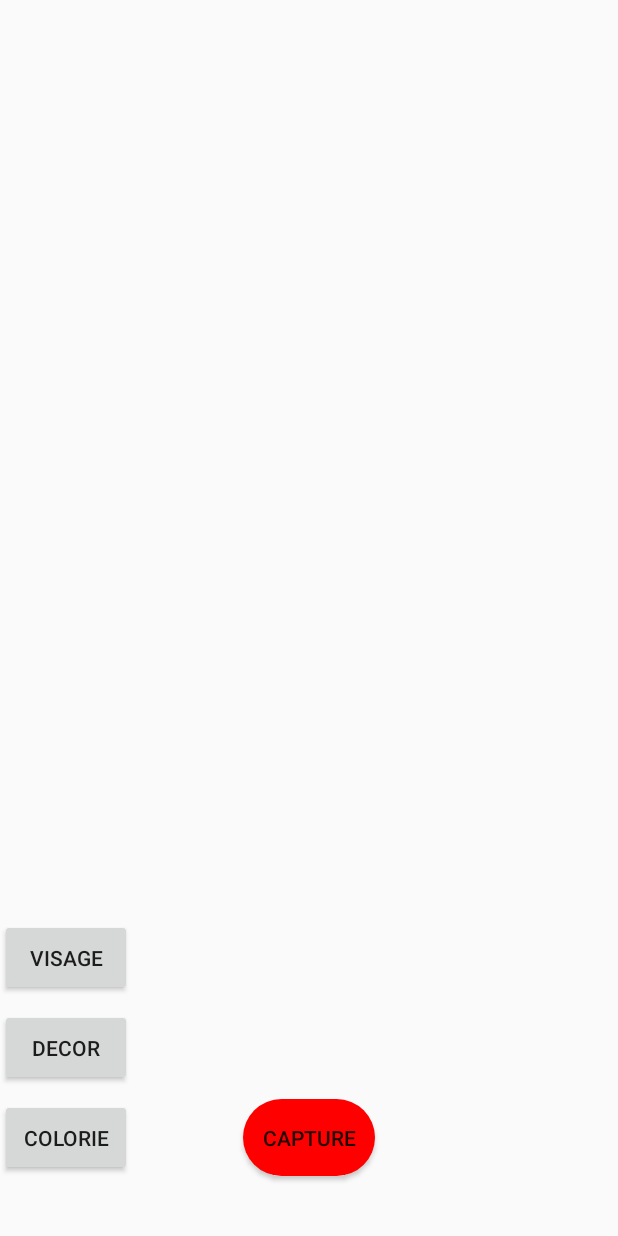
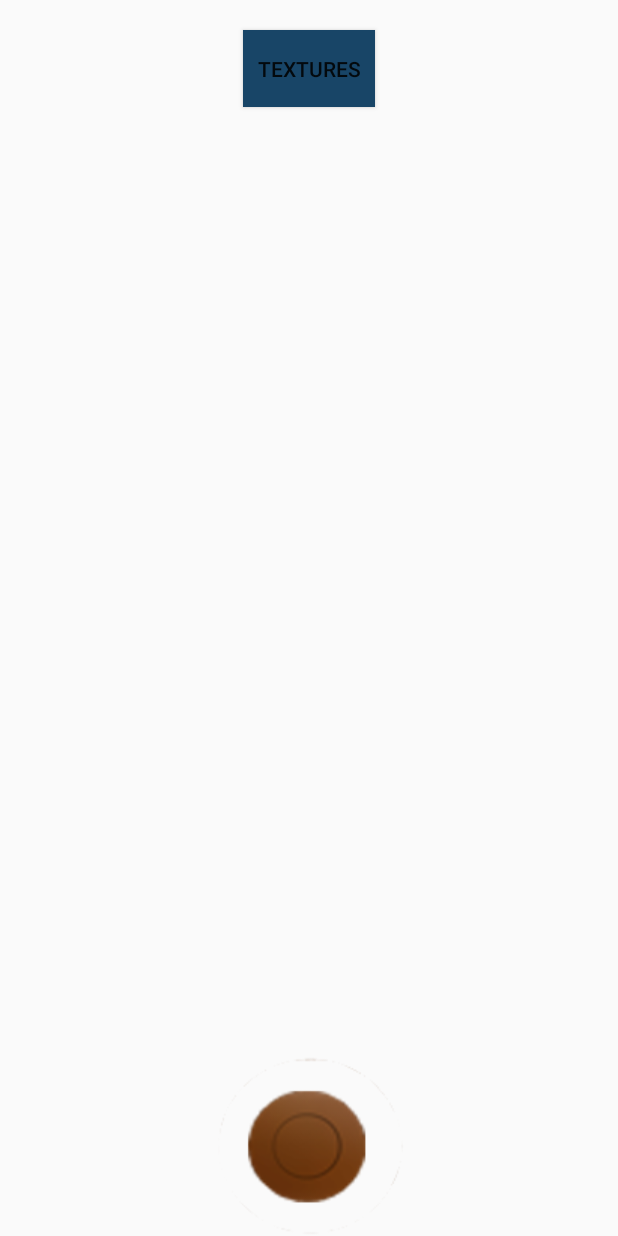
Before and after one commit to minthubk/FairLand, an Android app: the layout activity_camera.xml on its own in the app's theme, with its tools: preview values and no code run, on a phone screen of 412 x 824 dp. Run offline under Robolectric (Android 15) with nearby library versions, the phone set to English and light mode, and no system bars.

Commit message:
rajout page menu et modifications esthétiques

```diff
--- a/app/build.gradle
+++ b/app/build.gradle
@@ -23,6 +23,7 @@ dependencies {
     implementation fileTree(dir: 'libs', include: ['*.jar'])
     implementation 'com.android.support:appcompat-v7:26.1.0'
     implementation 'com.android.support.constraint:constraint-layout:1.0.2'
+    implementation 'com.android.support:design:26.1.0'
     compile project(':AiyaEffectsSDK')
     testImplementation 'junit:junit:4.12'
     androidTestImplementation 'com.android.support.test:runner:1.0.1'
--- a/app/src/main/java/storyland/storyland/MainActivity.java
+++ b/app/src/main/java/storyland/storyland/MainActivity.java
@@ -5,7 +5,7 @@ import android.os.Handler;
 import android.support.v7.app.AppCompatActivity;
 import android.os.Bundle;
 
-public class MainActivity extends BaseActivity {
+public class MainActivity extends AppCompatActivity {
     private static int SPLASH_TIME_OUT = 1000;
 
     @Override
@@ -17,7 +17,7 @@ public class MainActivity extends BaseActivity {
         new Handler().postDelayed(new Runnable() {
             @Override
             public void run() {
-                Intent homeIntent = new Intent(MainActivity.this, CameraActivity.class);
+                Intent homeIntent = new Intent(MainActivity.this, MenuActivity.class);
                 startActivity(homeIntent);
                 finish();
             }
--- a/app/src/main/res/layout/activity_camera.xml
+++ b/app/src/main/res/layout/activity_camera.xml
@@ -30,52 +30,27 @@
 
          </LinearLayout>
 
-
             <Button
                 android:id="@+id/button_capture"
                 android:layout_width="wrap_content"
-                android:layout_height="51dp"
+                android:layout_height="180dp"
+                android:layout_marginBottom="-30dp"
                 android:layout_alignParentBottom="true"
                 android:layout_centerHorizontal="true"
                 android:layout_gravity="center"
-                android:layout_marginBottom="40dp"
-                android:background="@drawable/roundedbutton"
-                android:text="Capture" />
+                android:background="@drawable/bouton_camera_1"
+                 />
 
 
             <Button
                 android:id="@+id/button_texture"
                 android:layout_width="wrap_content"
                 android:layout_height="51dp"
-                android:layout_alignParentBottom="true"
-                android:layout_gravity="center"
-                android:layout_marginBottom="40dp"
-                android:layout_marginTop="40dp"
+                android:layout_marginTop="20dp"
+                android:layout_centerHorizontal="true"
                 android:layout_weight="1"
-                android:text="Colorie" />
-
-            <Button
-                android:id="@+id/button_effect"
-                android:layout_width="wrap_content"
-                android:layout_height="51dp"
-                android:layout_alignParentBottom="true"
-                android:layout_gravity="center"
-                android:layout_marginBottom="100dp"
-                android:layout_marginTop="40dp"
-                android:layout_weight="1"
-                android:text="Decor" />
-
-            <Button
-                android:id="@+id/button_filtre"
-                android:layout_width="wrap_content"
-                android:layout_height="51dp"
-                android:layout_alignParentBottom="true"
-                android:layout_gravity="center"
-                android:layout_marginBottom="160dp"
-                android:layout_marginTop="40dp"
-                android:layout_weight="1"
-                android:text="Visage" />
-
+                android:text="Textures"
+                android:background="@color/colorMenu"/>
 
         </RelativeLayout>
 
--- a/app/src/main/res/layout/activity_edition.xml
+++ b/app/src/main/res/layout/activity_edition.xml
@@ -5,7 +5,7 @@
     android:layout_width="match_parent"
     android:layout_height="match_parent"
     tools:context="storyland.storyland.EditionVideoActivity"
-    android:background="@color/orange">
+    android:background="@color/colorBackground">
 
     <TextView
         android:layout_width="wrap_content"
--- a/app/src/main/res/layout/activity_liste.xml
+++ b/app/src/main/res/layout/activity_liste.xml
@@ -5,7 +5,7 @@
     android:layout_width="match_parent"
     android:layout_height="match_parent"
     tools:context="storyland.storyland.ListeVideoActivity"
-    android:background="@color/orange">
+    android:background="@color/colorBackground">
 
 
 
--- a/app/src/main/res/layout/activity_main.xml
+++ b/app/src/main/res/layout/activity_main.xml
@@ -5,7 +5,7 @@
     android:layout_width="match_parent"
     android:layout_height="match_parent"
     tools:context="storyland.storyland.MainActivity"
-    android:background="@color/orange">
+    android:background="@color/colorBackground">
 
     <ImageView
         android:id="@+id/iv_background"
--- a/app/src/main/res/menu/menu_main.xml
+++ b/app/src/main/res/menu/menu_main.xml
@@ -9,7 +9,4 @@
     <item android:id="@+id/mes_videos"
         android:title="Mes Vidéos"
         app:showAsAction="never"></item>
-    <item android:id="@+id/edition_videos"
-        android:title="Edition Vidéos"
-        app:showAsAction="never"></item>
 </menu>
--- a/app/src/main/res/values/colors.xml
+++ b/app/src/main/res/values/colors.xml
@@ -1,8 +1,9 @@
 <?xml version="1.0" encoding="utf-8"?>
 <resources>
-    <color name="colorPrimary">#3F51B5</color>
-    <color name="colorPrimaryDark">#303F9F</color>
-    <color name="colorAccent">#FF4081</color>
+    <color name="colorPrimary">#6DD4D1</color>
+    <color name="colorPrimaryDark">#00CDCD</color>
+    <color name="colorAccent">#A2EFE6</color>
     <color name="colorText">#FFFFFF</color>
-    <color name="orange">#ff9966</color>
+    <color name="colorBackground">#E47543</color>
+    <color name="colorMenu">#184567</color>
 </resources>
--- /dev/null
+++ b/app/src/main/res/values/dimens.xml
@@ -0,0 +1,3 @@
+<resources>
+    <dimen name="fab_margin">16dp</dimen>
+</resources>
--- a/app/src/main/res/values/strings.xml
+++ b/app/src/main/res/values/strings.xml
@@ -1,3 +1,4 @@
 <resources>
     <string name="app_name">StoryLand</string>
+    <string name="title_activity_menu">MenuActivity</string>
 </resources>
```
Also changed, not shown: app/src/main/AndroidManifest.xml (+12 -3 lines), app/src/main/java/storyland/storyland/BaseActivity.java (+5 -5 lines), app/src/main/java/storyland/storyland/CameraActivity.java (+25 -14 lines), app/src/main/java/storyland/storyland/CameraPreview.java (+30 -0 lines), app/src/main/java/storyland/storyland/ListeVideoActivity.java (+7 -5 lines), app/src/main/java/storyland/storyland/MenuActivity.java (added, +60 -0 lines), app/src/main/res/layout/activity_menu.xml (added, +41 -0 lines), app/src/main/res/values/styles.xml (+9 -0 lines), app/src/main/res/drawable/bouton_camera_1.png (added), app/src/main/res/drawable/bouton_camera_2.PNG (added).
